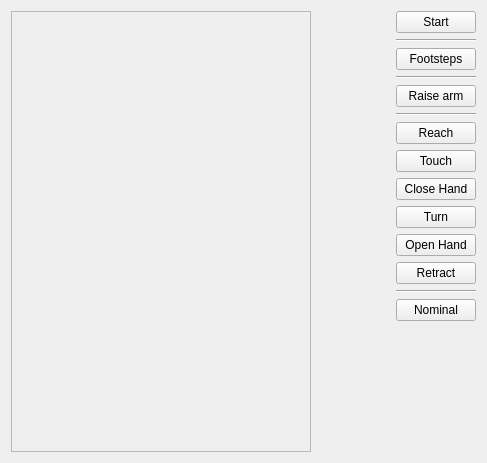
Above: software/ddapp/src/app/ddValveTaskPanel.ui from openhumanoids/oh-distro before the change. Below: the same form after it.
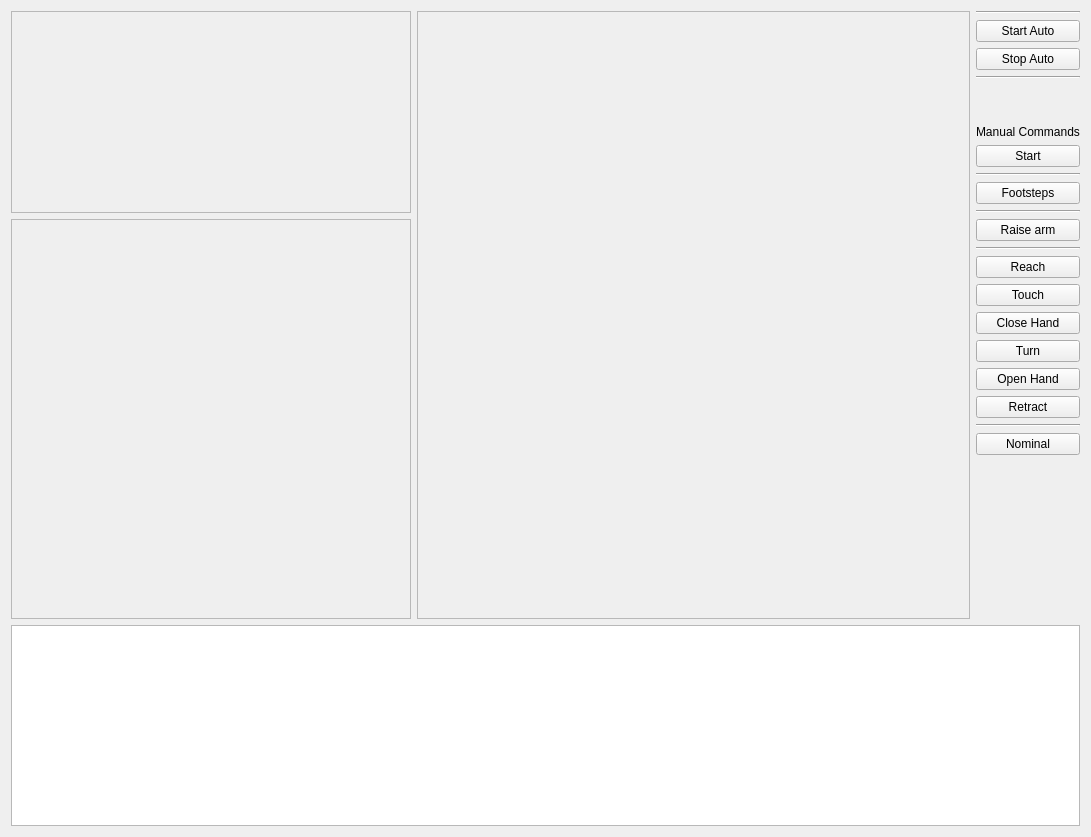
That is the form after the change.

Commit message: updates to valve task panel and valve demo

Diff of the .ui file:
```diff
--- a/software/ddapp/src/app/ddValveTaskPanel.ui
+++ b/software/ddapp/src/app/ddValveTaskPanel.ui
@@ -6,15 +6,15 @@
    <rect>
     <x>0</x>
     <y>0</y>
-    <width>487</width>
-    <height>463</height>
+    <width>1091</width>
+    <height>837</height>
    </rect>
   </property>
   <property name="windowTitle">
    <string>Valve Task</string>
   </property>
-  <layout class="QHBoxLayout" name="horizontalLayout">
-   <item>
+  <layout class="QGridLayout" name="gridLayout">
+   <item row="0" column="0">
     <widget class="QFrame" name="propertyFrame">
      <property name="minimumSize">
       <size>
@@ -30,24 +30,103 @@
      </property>
     </widget>
    </item>
-   <item>
-    <spacer name="horizontalSpacer">
-     <property name="orientation">
-      <enum>Qt::Horizontal</enum>
-     </property>
-     <property name="sizeType">
-      <enum>QSizePolicy::MinimumExpanding</enum>
-     </property>
-     <property name="sizeHint" stdset="0">
+   <item row="0" column="1" rowspan="2">
+    <widget class="QFrame" name="taskFrame">
+     <property name="minimumSize">
       <size>
-       <width>20</width>
-       <height>20</height>
+       <width>300</width>
+       <height>0</height>
       </size>
      </property>
-    </spacer>
+     <property name="frameShape">
+      <enum>QFrame::StyledPanel</enum>
+     </property>
+     <property name="frameShadow">
+      <enum>QFrame::Raised</enum>
+     </property>
+     <layout class="QVBoxLayout" name="verticalLayout_2">
+      <item>
+       <spacer name="horizontalSpacer">
+        <property name="orientation">
+         <enum>Qt::Horizontal</enum>
+        </property>
+        <property name="sizeHint" stdset="0">
+         <size>
+          <width>473</width>
+          <height>20</height>
+         </size>
+        </property>
+       </spacer>
+      </item>
+      <item>
+       <spacer name="verticalSpacer_3">
+        <property name="orientation">
+         <enum>Qt::Vertical</enum>
+        </property>
+        <property name="sizeHint" stdset="0">
+         <size>
+          <width>20</width>
+          <height>549</height>
+         </size>
+        </property>
+       </spacer>
+      </item>
+     </layout>
+    </widget>
    </item>
-   <item>
+   <item row="0" column="2" rowspan="2">
     <layout class="QVBoxLayout" name="verticalLayout">
+     <item>
+      <widget class="Line" name="line_5">
+       <property name="orientation">
+        <enum>Qt::Horizontal</enum>
+       </property>
+      </widget>
+     </item>
+     <item>
+      <widget class="QPushButton" name="startAutoButton">
+       <property name="text">
+        <string>Start Auto</string>
+       </property>
+      </widget>
+     </item>
+     <item>
+      <widget class="QPushButton" name="stopAutoButton">
+       <property name="text">
+        <string>Stop Auto</string>
+       </property>
+      </widget>
+     </item>
+     <item>
+      <widget class="Line" name="line_6">
+       <property name="orientation">
+        <enum>Qt::Horizontal</enum>
+       </property>
+      </widget>
+     </item>
+     <item>
+      <spacer name="verticalSpacer_2">
+       <property name="orientation">
+        <enum>Qt::Vertical</enum>
+       </property>
+       <property name="sizeType">
+        <enum>QSizePolicy::Preferred</enum>
+       </property>
+       <property name="sizeHint" stdset="0">
+        <size>
+         <width>20</width>
+         <height>40</height>
+        </size>
+       </property>
+      </spacer>
+     </item>
+     <item>
+      <widget class="QLabel" name="label">
+       <property name="text">
+        <string>Manual Commands</string>
+       </property>
+      </widget>
+     </item>
      <item>
       <widget class="QPushButton" name="startButton">
        <property name="text">
@@ -161,6 +240,41 @@
      </item>
     </layout>
    </item>
+   <item row="1" column="0">
+    <widget class="QFrame" name="imageFrame">
+     <property name="minimumSize">
+      <size>
+       <width>400</width>
+       <height>400</height>
+      </size>
+     </property>
+     <property name="frameShape">
+      <enum>QFrame::StyledPanel</enum>
+     </property>
+     <property name="frameShadow">
+      <enum>QFrame::Raised</enum>
+     </property>
+    </widget>
+   </item>
+   <item row="2" column="0" colspan="3">
+    <widget class="QTextEdit" name="outputConsole">
+     <property name="sizePolicy">
+      <sizepolicy hsizetype="Expanding" vsizetype="Preferred">
+       <horstretch>0</horstretch>
+       <verstretch>0</verstretch>
+      </sizepolicy>
+     </property>
+     <property name="minimumSize">
+      <size>
+       <width>0</width>
+       <height>100</height>
+      </size>
+     </property>
+     <property name="readOnly">
+      <bool>true</bool>
+     </property>
+    </widget>
+   </item>
   </layout>
  </widget>
  <resources/>
```
The commit also changes 1 other file.
